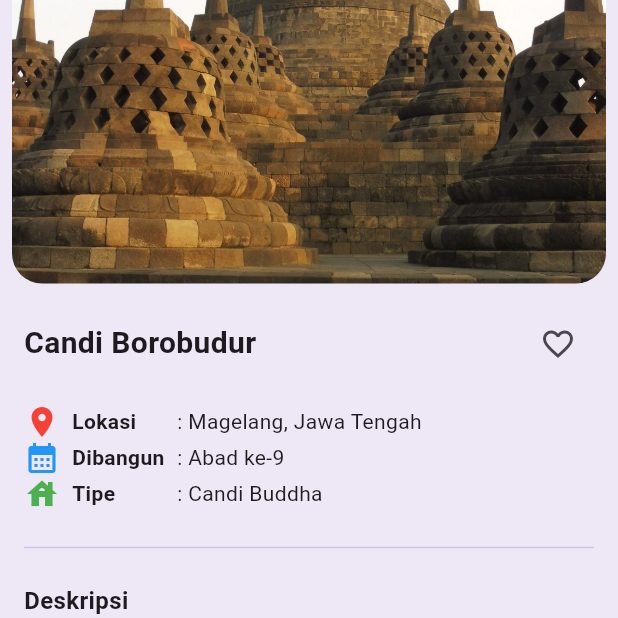
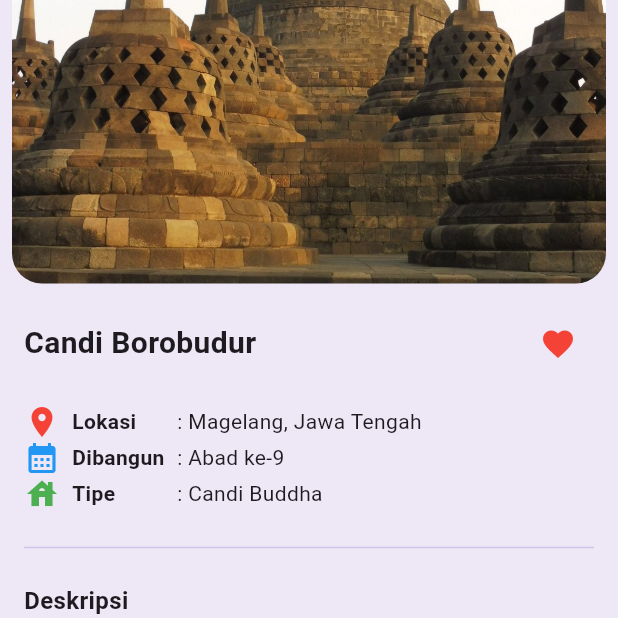
Before and after one commit to VincentiusKelvinLiu/tugas_widget_dasar_flutter, a Flutter app: the DetailScreen screen opened directly with sample values from the repository, scrolled down 111 dp, after a tap on the "favorite outline" icon, on a phone screen of 412 x 824 dp, the top half of it. Run offline on Flutter 3.47's test engine with Material 3 defaults, Android fonts, the phone set to English and light mode, and no system bars; drawn by our look-alikes of cached_network_image; our stand-ins replace shared_preferences; accounts and stored records are empty; network calls fail.

Commit message:
Menambahkan autentikasi dan penyimpanan favorit

```diff
--- a/lib/screens/detail_screen.dart
+++ b/lib/screens/detail_screen.dart
@@ -1,14 +1,62 @@
 import 'package:flutter/material.dart';
 import 'package:cached_network_image/cached_network_image.dart';
 import '../models/candi.dart';
+import 'package:shared_preferences/shared_preferences.dart';
 
-class DetailScreen extends StatelessWidget {
+class DetailScreen extends StatefulWidget {
   final Candi candi;
 
   const DetailScreen({
     super.key,
     required this.candi,
   });
+
+  @override
+  State<DetailScreen> createState() => _DetailScreenState();
+}
+
+class _DetailScreenState extends State<DetailScreen> {
+  bool isFavorite = false;
+
+  Candi get candi => widget.candi;
+
+  @override
+  void initState() {
+    super.initState();
+    _loadFavoriteStatus();
+  }
+
+  Future<void> _loadFavoriteStatus() async {
+    final SharedPreferences prefs =
+        await SharedPreferences.getInstance();
+
+    final bool savedFavorite =
+        prefs.getBool('favorite_${candi.name}') ?? false;
+
+    if (!mounted) return;
+
+    setState(() {
+      isFavorite = savedFavorite;
+    });
+  }
+
+  Future<void> _toggleFavorite() async {
+    final SharedPreferences prefs =
+        await SharedPreferences.getInstance();
+
+    final bool newFavoriteStatus = !isFavorite;
+
+    await prefs.setBool(
+      'favorite_${candi.name}',
+      newFavoriteStatus,
+    );
+
+    if (!mounted) return;
+
+    setState(() {
+      isFavorite = newFavoriteStatus;
+    });
+  }
 
   @override
   Widget build(BuildContext context) {
@@ -79,9 +127,12 @@ class DetailScreen extends StatelessWidget {
                         ),
                       ),
                       IconButton(
-                        onPressed: () {},
-                        icon: const Icon(
-                          Icons.favorite_border,
+                        onPressed: _toggleFavorite,
+                        icon: Icon(
+                          isFavorite
+                              ? Icons.favorite
+                              : Icons.favorite_border,
+                          color: isFavorite ? Colors.red : null,
                         ),
                       ),
                     ],
--- a/pubspec.yaml
+++ b/pubspec.yaml
@@ -12,6 +12,7 @@ dependencies:
 
   cupertino_icons: ^2.0.0
   cached_network_image: ^4.0.5
+  shared_preferences: ^2.5.6
 
 
 dev_dependencies:
```
Also changed, not shown: lib/main.dart (+5 -2 lines), lib/screens/profile_screen.dart (+21 -4 lines), lib/screens/sign_in_screen.dart (+30 -10 lines), lib/screens/sign_up_screen.dart (+9 -5 lines), pubspec.lock, 1 other file.
